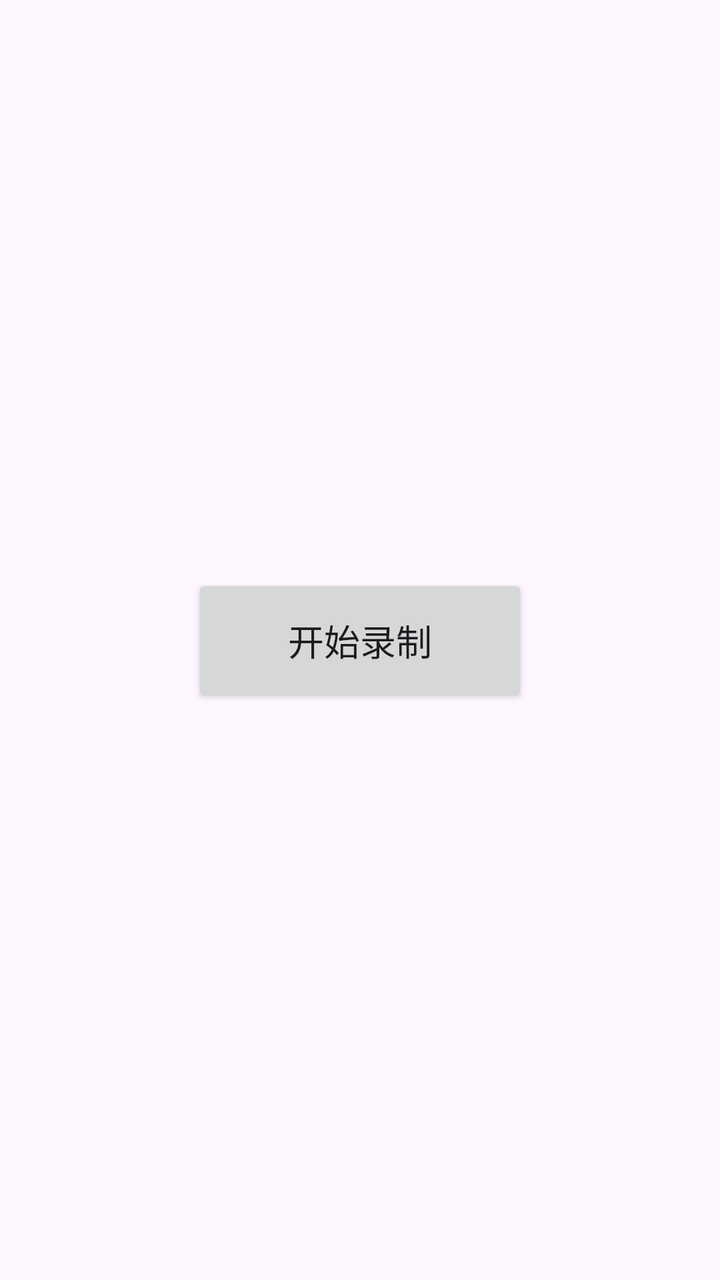
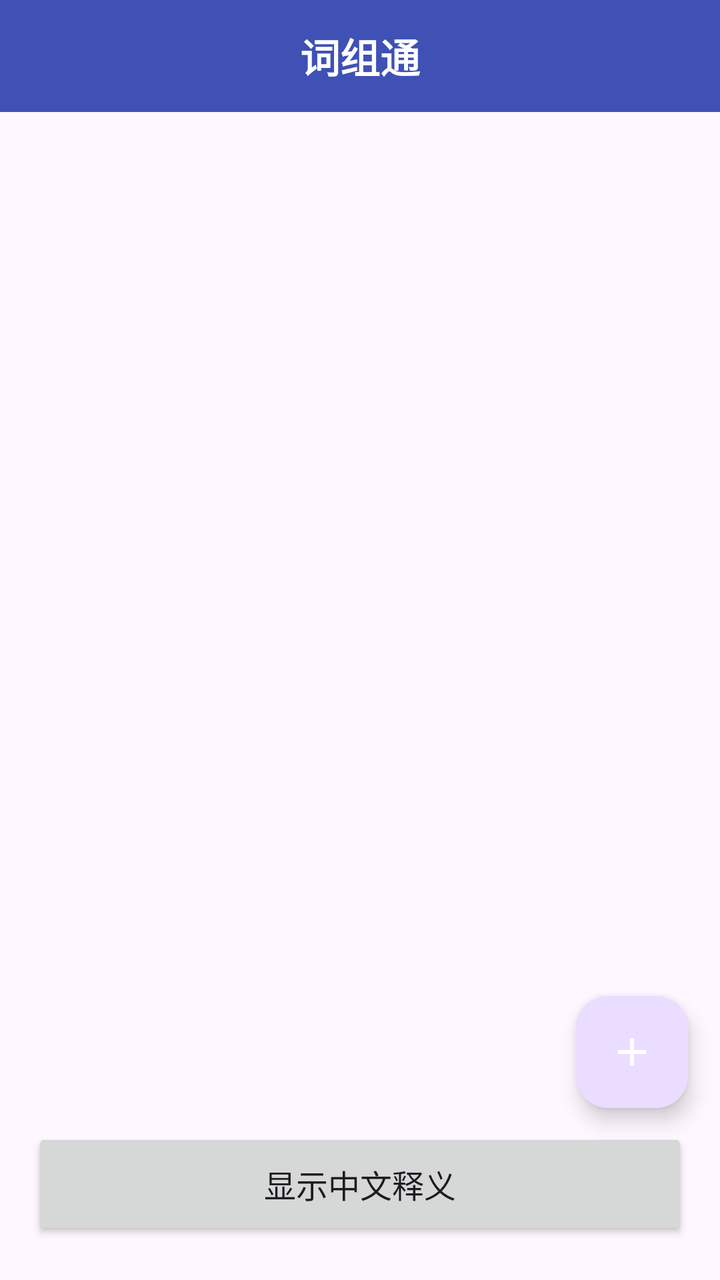

Two renders of the same Android screen: before a commit and after it. Below are the layout's source before the change and the commit's diff.
<!-- AndroidManifest.xml: application theme Theme.Material3.DayNight -->
<!-- res/layout/activity_main.xml -->
<?xml version="1.0" encoding="utf-8"?>
<androidx.constraintlayout.widget.ConstraintLayout
    xmlns:android="http://schemas.android.com/apk/res/android"
    xmlns:app="http://schemas.android.com/apk/res-auto"
    android:layout_width="match_parent"
    android:layout_height="match_parent">

    
    <Button
        android:id="@+id/btnRecord"
        android:layout_width="wrap_content"
        android:layout_height="wrap_content"
        android:text="@string/btn_start"
        android:paddingHorizontal="48dp"
        android:paddingVertical="20dp"
        android:textSize="18sp"
        app:layout_constraintBottom_toBottomOf="parent"
        app:layout_constraintEnd_toEndOf="parent"
        app:layout_constraintStart_toStartOf="parent"
        app:layout_constraintTop_toTopOf="parent" />

</androidx.constraintlayout.widget.ConstraintLayout>
<!-- resources referenced by this layout -->
<resources>
  <string name="btn_start">开始录制</string>
</resources>

<!-- the commit's change to res/layout/activity_main.xml (unified diff, before → after) -->
@@ -1,22 +1,67 @@
 <?xml version="1.0" encoding="utf-8"?>
-<androidx.constraintlayout.widget.ConstraintLayout
+<androidx.coordinatorlayout.widget.CoordinatorLayout
     xmlns:android="http://schemas.android.com/apk/res/android"
     xmlns:app="http://schemas.android.com/apk/res-auto"
     android:layout_width="match_parent"
     android:layout_height="match_parent">
 
-    
+    <com.google.android.material.appbar.AppBarLayout
+        android:layout_width="match_parent"
+        android:layout_height="wrap_content"
+        android:background="?attr/colorPrimary">
+
+        <TextView
+            android:id="@+id/appTitle"
+            android:layout_width="match_parent"
+            android:layout_height="56dp"
+            android:gravity="center"
+            android:text="@string/app_title"
+            android:textColor="@android:color/white"
+            android:textSize="20sp"
+            android:textStyle="bold"
+            android:clickable="true"
+            android:focusable="true"
+            android:background="?attr/selectableItemBackgroundBorderless" />
+    </com.google.android.material.appbar.AppBarLayout>
+
+    <androidx.recyclerview.widget.RecyclerView
+        android:id="@+id/rvPhrases"
+        android:layout_width="match_parent"
+        android:layout_height="match_parent"
+        android:layout_marginTop="56dp"
+        android:layout_marginBottom="96dp"
+        android:clipToPadding="false"
+        android:paddingHorizontal="12dp"
+        android:paddingTop="8dp" />
+
+    <TextView
+        android:id="@+id/tvEmpty"
+        android:layout_width="wrap_content"
+        android:layout_height="wrap_content"
+        android:layout_gravity="center"
+        android:text="@string/empty_ph"
+        android:textColor="?attr/colorOutline"
+        android:visibility="gone" />
+
     <Button
         android:id="@+id/btnRecord"
+        android:layout_width="match_parent"
+        android:layout_height="56dp"
+        android:layout_gravity="bottom"
+        android:layout_marginHorizontal="16dp"
+        android:layout_marginBottom="20dp"
+        android:text="@string/btn_show_zh"
+        android:textSize="16sp" />
+
+    <com.google.android.material.floatingactionbutton.FloatingActionButton
+        android:id="@+id/fabAdd"
         android:layout_width="wrap_content"
         android:layout_height="wrap_content"
-        android:text="@string/btn_start"
-        android:paddingHorizontal="48dp"
-        android:paddingVertical="20dp"
-        android:textSize="18sp"
-        app:layout_constraintBottom_toBottomOf="parent"
-        app:layout_constraintEnd_toEndOf="parent"
-        app:layout_constraintStart_toStartOf="parent"
-        app:layout_constraintTop_toTopOf="parent" />
+        android:layout_gravity="bottom|end"
+        android:layout_marginBottom="86dp"
+        android:layout_marginEnd="16dp"
+        android:contentDescription="@string/add_phrase"
+        android:src="@drawable/ic_add"
+        app:tint="@android:color/white" />
 
-</androidx.constraintlayout.widget.ConstraintLayout>
+</androidx.coordinatorlayout.widget.CoordinatorLayout>
<!-- resource entries referenced after the edit -->
@@ -1,5 +1,23 @@
 <!-- resources referenced by this layout -->
 <resources>
-  <string name="btn_start">开始录制</string>
+  <!-- drawable ic_add (drawable) -->
+  <vector xmlns:android="http://schemas.android.com/apk/res/android"
+      android:width="24dp"
+      android:height="24dp"
+      android:viewportWidth="24"
+      android:viewportHeight="24"
+      android:tint="?attr/colorOnPrimary">
+      <path
+          android:fillColor="@android:color/white"
+          android:pathData="M19,13h-6v6h-2v-6H5v-2h6V5h2v6h6z" />
+  </vector>
+  <string name="add_phrase">添加词组</string>
+  <string name="app_title">词组通</string>
+  <string name="btn_show_zh">显示中文释义</string>
+  <string name="empty_ph">还没有词组，点右下角 + 添加</string>
+  <style name="Theme.App" parent="Theme.Material3.DayNight.NoActionBar">
+          <item name="colorPrimary">#3F51B5</item>
+          <item name="colorOnPrimary">#FFFFFF</item>
+      </style>
 </resources>
 
